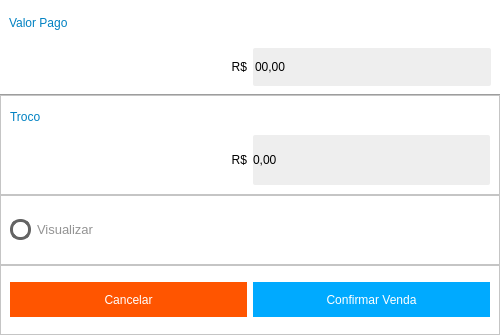
lucascostastz/SISTEMA-PDV, file form/Finaliza_Venda/Form_Finaliza_Venda.ui: the form before one commit; both pictures show x 0 to 500 and y 255 to 590 of the 500 by 590 pixel window.
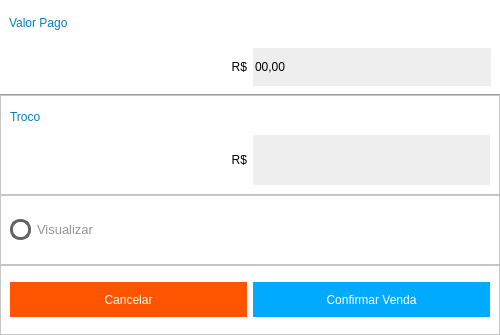
The form after the commit.

```diff
--- a/form/Finaliza_Venda/Form_Finaliza_Venda.ui
+++ b/form/Finaliza_Venda/Form_Finaliza_Venda.ui
@@ -496,12 +496,13 @@
                </property>
                <property name="styleSheet">
                 <string notr="true">background-color: rgb(238, 238, 238);
+color: rgb(0, 170, 127);
 border-radius: 2px;
 font: 25px &quot;Arial&quot; ;
 border:none;</string>
                </property>
                <property name="text">
-                <string>0,00</string>
+                <string/>
                </property>
               </widget>
              </item>
```
Left out of the diff: 3 changed lines with no effect on the pictures.
